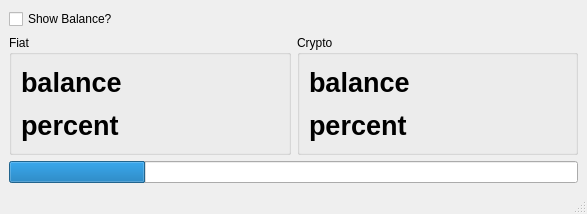
This is mainwindow.ui in coreanq/cost_averaging as Qt 5 draws it before an edit. The edited form follows.
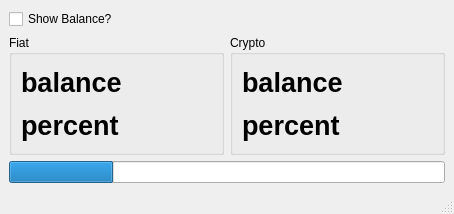
This is the edited form.

Commit message: unit test 추가중

```diff
--- a/mainwindow.ui
+++ b/mainwindow.ui
@@ -6,7 +6,7 @@
    <rect>
     <x>0</x>
     <y>0</y>
-    <width>587</width>
+    <width>454</width>
     <height>214</height>
    </rect>
   </property>
```
Left out of the diff: 2 changed lines with no effect on the pictures. The commit also changes 2 other files.
